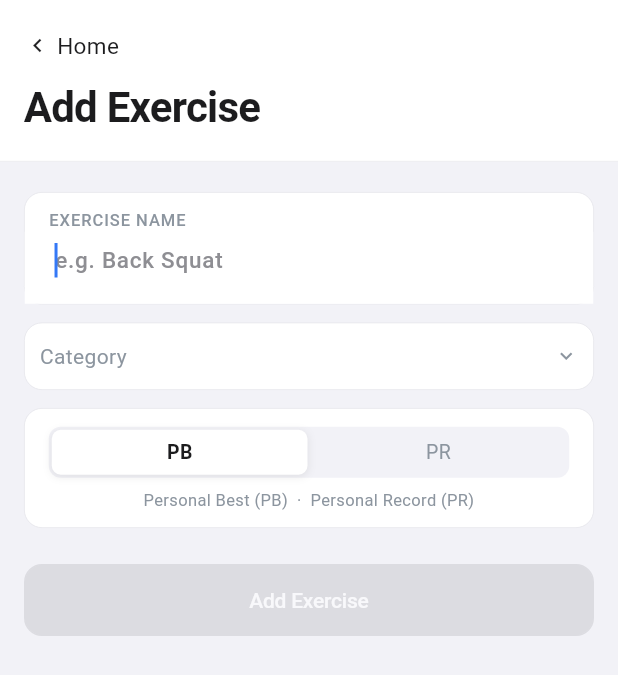
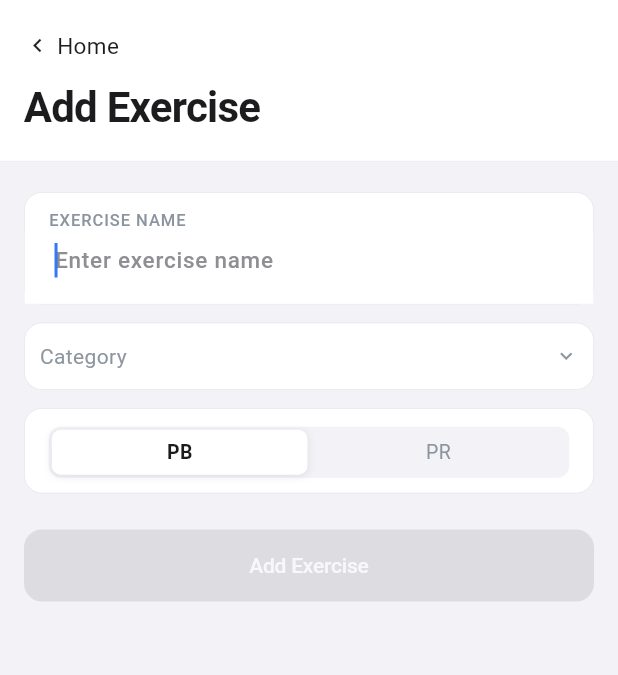
Before and after one commit to pyraworks/peaklog, a Flutter app: the AddExerciseSheet screen opened by its route, on a phone screen of 412 x 824 dp. Shown: the top 675 px of the screen. Run offline on Flutter 3.47's test engine with Material 3 defaults, Android fonts, the phone set to English and light mode, and no system bars; our stand-ins replace flutter_riverpod, flutter_slidable, go_router, image_picker, share_plus, shared_preferences and 2 more; missing offline and left inert: app_settings, ffmpeg_kit_flutter_new, gal, health; accounts and stored records are empty; Roboto replaces fonts that are missing (Pretendard); project files that could hold a hidden picture were left out.

Commit message:
refine: fix gray/brown palette keys, Uncategorized color migration, and UX polish
- Swap gray/brown color values so gray=#8E8E93 and brown=#C4A484 (semantically correct)
- Revert Uncategorized to use 'gray' key; bump DB to v21 with corrective migration
- Localize 1RM Calculator title; gate kg/lb unit card to Weight record type only
- Remove PB/PR helper description text from exercise form
- Update record type labels: ETC→Custom, KO 무게→Weight, 타임→For Time
- Localize categoryUncategorized KO to 미지정; update share tagline copy
- Exercise name placeholder: "Enter exercise name" / "운동 이름 입력"

Co-Authored-By: Claude Sonnet 4.6 <noreply@anthropic.com>

```diff
--- a/lib/domain/models/category.dart
+++ b/lib/domain/models/category.dart
@@ -16,8 +16,8 @@ class CategoryColor {
     'green'  => const Color(0xFFE64A19),
     'purple' => const Color(0xFF6A1B9A),
     'pink'   => const Color(0xFF00796B),
-    'gray'   => const Color(0xFFC4A484),
-    'brown'  => const Color(0xFF8E8E93),
+    'gray'   => const Color(0xFF8E8E93),
+    'brown'  => const Color(0xFFC4A484),
     _        => const Color(0xFF8E8E93),
   };
 }
--- a/lib/features/calculators/calculator_hub_screen.dart
+++ b/lib/features/calculators/calculator_hub_screen.dart
@@ -29,7 +29,7 @@ class CalculatorHubScreen extends StatelessWidget {
               children: [
                 _CalculatorCard(
                   iconWidget: Icon(AppIcons.dumbbell, size: 28, color: AppColors.label1),
-                  title: '1RM Calculator',
+                  title: l10n.oneRmCalculatorTitle,
                   description: l10n.oneRmCalculatorDescription,
                   onTap: () {
                     CalculatorPrefs.setLastScreen('1rm');
--- a/lib/features/calculators/one_rm_calculator_screen.dart
+++ b/lib/features/calculators/one_rm_calculator_screen.dart
@@ -138,7 +138,7 @@ class _OneRmCalculatorScreenState extends State<OneRmCalculatorScreen> {
         backgroundColor: AppColors.background,
         body: Column(
           children: [
-            ScreenHeader(backLabel: l10n.calculatorsTitle, title: '1RM Calculator'),
+            ScreenHeader(backLabel: l10n.calculatorsTitle, title: l10n.oneRmCalculatorTitle),
             Expanded(
               child: ListView(
                 padding: const EdgeInsets.symmetric(
--- a/lib/features/home/add_exercise_sheet.dart
+++ b/lib/features/home/add_exercise_sheet.dart
@@ -120,7 +120,7 @@ class _AddExerciseSheetState extends ConsumerState<AddExerciseSheet> {
                       _categoryOpen = false;
                     }),
                   ),
-                  if (_isEditMode) ...[
+                  if (_isEditMode && widget.initialExercise!.recordType == RecordType.weight) ...[
                     const SizedBox(height: AppSpacing.s12),
                     _UnitCard(
                       value: _baseUnit,
@@ -398,7 +398,6 @@ class _BestTypeCard extends StatelessWidget {
 
   @override
   Widget build(BuildContext context) {
-    final l10n = AppLocalizations.of(context)!;
     return Container(
       decoration: BoxDecoration(
         color: AppColors.card,
@@ -431,15 +430,6 @@ class _BestTypeCard extends StatelessWidget {
                   isFirst: false,
                 ),
               ],
-            ),
-          ),
-          const SizedBox(height: 7),
-          Text(
-            l10n.pbPrDescription,
-            textAlign: TextAlign.center,
-            style: const TextStyle(
-              fontSize: 11,
-              color: AppColors.textSecondaryAlt,
             ),
           ),
         ],
--- a/lib/l10n/app_localizations.dart
+++ b/lib/l10n/app_localizations.dart
@@ -257,7 +257,7 @@ abstract class AppLocalizations {
   /// Placeholder text for exercise name field
   ///
   /// In en, this message translates to:
-  /// **'e.g. Back Squat'**
+  /// **'Enter exercise name'**
   String get exerciseNameHint;
 
   /// Category selector label
@@ -359,7 +359,7 @@ abstract class AppLocalizations {
   /// Record type chip: custom / other metric
   ///
   /// In en, this message translates to:
-  /// **'ETC'**
+  /// **'Custom'**
   String get recordTypeEtc;
 
   /// Section label for personal best card
@@ -545,7 +545,7 @@ abstract class AppLocalizations {
   /// Quick share placeholder main text
   ///
   /// In en, this message translates to:
-  /// **'Create beautiful workout cards.'**
+  /// **'Share your workout beautifully.'**
   String get quickShareTagline;
 
   /// Quick share placeholder beta notice
@@ -1063,6 +1063,12 @@ abstract class AppLocalizations {
   /// In en, this message translates to:
   /// **'Original'**
   String get aspectRatioOriginal;
+
+  /// Hub card title and screen header title for the 1RM calculator
+  ///
+  /// In en, this message translates to:
+  /// **'1RM Calculator'**
+  String get oneRmCalculatorTitle;
 }
 
 class _AppLocalizationsDelegate
--- a/lib/l10n/app_localizations_en.dart
+++ b/lib/l10n/app_localizations_en.dart
@@ -87,7 +87,7 @@ class AppLocalizationsEn extends AppLocalizations {
   String get exerciseNameLabel => 'EXERCISE NAME';
 
   @override
-  String get exerciseNameHint => 'e.g. Back Squat';
+  String get exerciseNameHint => 'Enter exercise name';
 
   @override
   String get categoryLabel => 'Category';
@@ -138,7 +138,7 @@ class AppLocalizationsEn extends AppLocalizations {
   String get recordTypeForTime => 'For Time';
 
   @override
-  String get recordTypeEtc => 'ETC';
+  String get recordTypeEtc => 'Custom';
 
   @override
   String get sectionPersonalBest => 'PERSONAL BEST';
@@ -238,7 +238,7 @@ class AppLocalizationsEn extends AppLocalizations {
   String get noPublicExercises => 'No public exercises selected.';
 
   @override
-  String get quickShareTagline => 'Create beautiful workout cards.';
+  String get quickShareTagline => 'Share your workout beautifully.';
 
   @override
   String get quickShareBeta => 'Available after the beta.';
@@ -518,4 +518,7 @@ class AppLocalizationsEn extends AppLocalizations {
 
   @override
   String get aspectRatioOriginal => 'Original';
+
+  @override
+  String get oneRmCalculatorTitle => '1RM Calculator';
 }
```
Also changed, not shown: lib/core/database/database_helper.dart (+8 -1 lines), lib/l10n/app_en.arb (+7 -4 lines), lib/l10n/app_ko.arb (+10 -8 lines), lib/l10n/app_localizations_ko.dart (+10 -7 lines).
